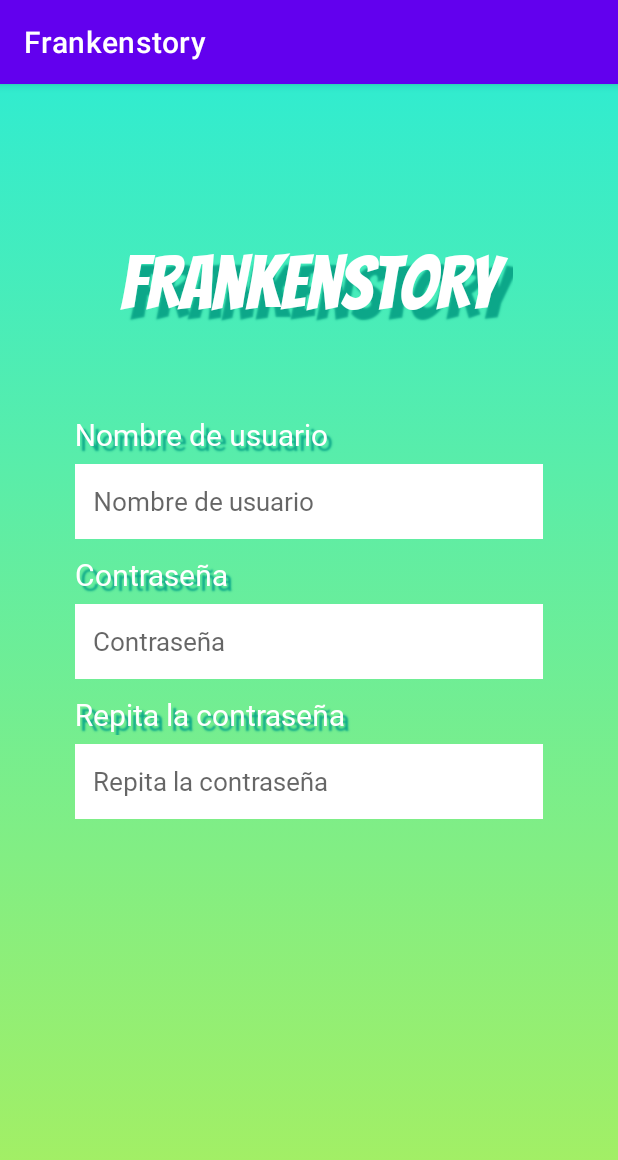
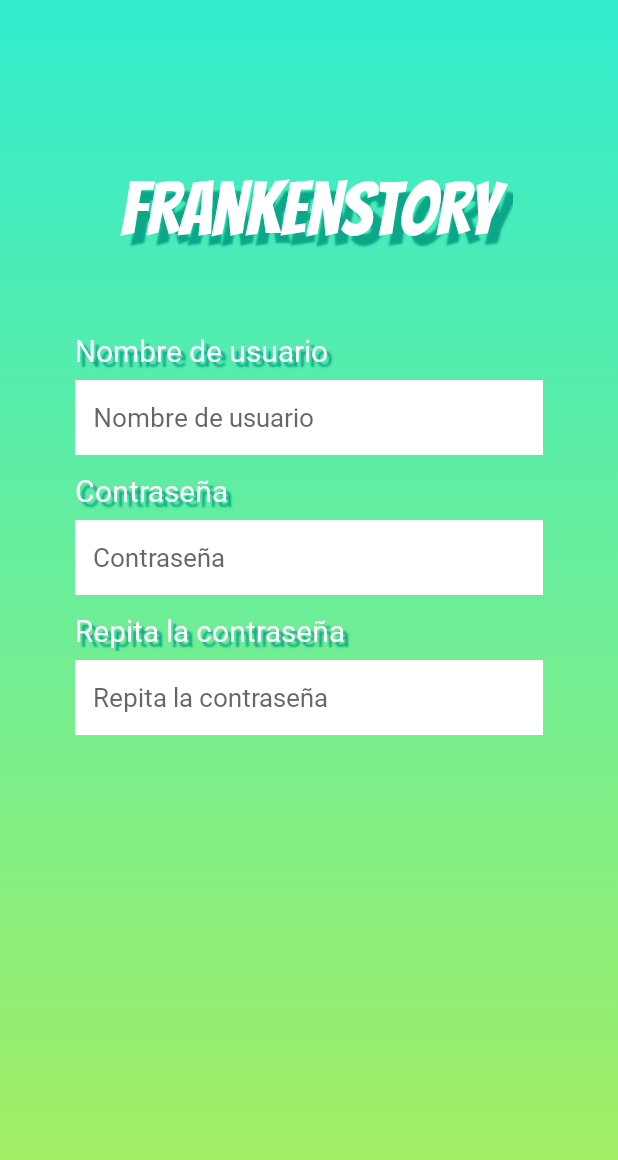
Before and after one commit to UNIZAR-30226-2022-04/Android, an Android app: the screen it shows after launch (MainActivity), on a phone screen of 412 x 824 dp. Shown: the top 1160 px of the screen. Run offline under Robolectric (Android 15) with nearby library versions, the phone set to English and light mode, and no system bars.

Commit message:
Cambio tipografias y pantalla completa

```diff
--- a/Frankenstory/app/src/main/java/es/unizar/eina/frankenstory/MainActivity.java
+++ b/Frankenstory/app/src/main/java/es/unizar/eina/frankenstory/MainActivity.java
@@ -2,7 +2,12 @@ package es.unizar.eina.frankenstory;
 
 import androidx.appcompat.app.AppCompatActivity;
 
+import android.app.Activity;
+import android.os.Build;
 import android.os.Bundle;
+import android.view.View;
+import android.view.inputmethod.InputMethodManager;
+import android.widget.EditText;
 
 public class MainActivity extends AppCompatActivity {
 
@@ -11,4 +16,23 @@ public class MainActivity extends AppCompatActivity {
         super.onCreate(savedInstanceState);
         setContentView(R.layout.activity_main);
     }
+
+    // Para ocultar Navigation bar y lo de arriba.
+    @Override
+    public void onWindowFocusChanged(boolean hasFocus) {
+        super.onWindowFocusChanged(hasFocus);
+        //This is used to hide/show 'Status Bar' & 'System Bar'. Swip bar to get it as visible.
+        View decorView = getWindow().getDecorView();
+        if (hasFocus) {
+            decorView.setSystemUiVisibility(
+                    View.SYSTEM_UI_FLAG_LAYOUT_STABLE
+                            | View.SYSTEM_UI_FLAG_LAYOUT_HIDE_NAVIGATION
+                            | View.SYSTEM_UI_FLAG_LAYOUT_FULLSCREEN
+                            | View.SYSTEM_UI_FLAG_HIDE_NAVIGATION
+                            | View.SYSTEM_UI_FLAG_FULLSCREEN
+                            | View.SYSTEM_UI_FLAG_IMMERSIVE_STICKY
+                            );
+        }
+    }
+
 }
--- a/Frankenstory/app/src/main/res/drawable/gradient_background.xml
+++ b/Frankenstory/app/src/main/res/drawable/gradient_background.xml
@@ -6,8 +6,8 @@
         <shape>
 
             <gradient android:angle="90"
-                android:startColor="#AAEF5E"
-                android:endColor="#31ECCF"
+                android:startColor="@color/degradado_abajo"
+                android:endColor="@color/degradado_arriba"
                 android:type="linear" />
 
         </shape>
--- a/Frankenstory/app/src/main/res/layout/activity_main.xml
+++ b/Frankenstory/app/src/main/res/layout/activity_main.xml
@@ -10,7 +10,7 @@
     <TextView
         android:layout_width="wrap_content"
         android:layout_height="wrap_content"
-        android:fontFamily="@font/Bangers_Regular"
+        android:fontFamily="@font/bangers_regular"
         android:shadowColor="@color/verde_letras"
         android:shadowDx="10"
         android:shadowDy="10"
@@ -35,7 +35,7 @@
         <TextView
             android:layout_width="wrap_content"
             android:layout_height="wrap_content"
-            android:fontFamily="@font/Arial_Bold"
+            android:fontFamily="@font/arial_regular"
             android:shadowColor="@color/verde_letras"
             android:shadowDx="5"
             android:shadowDy="5"
@@ -50,15 +50,15 @@
             android:background="@color/white"
             android:inputType="text"
             android:textSize="17sp"
-            android:fontFamily="@font/Arial_Regular"
+            android:fontFamily="@font/arial_regular"
             android:hint="Nombre de usuario"
             android:paddingStart="12dp"
-            android:layout_marginTop="6dp"/>
+            android:layout_marginTop="6dp" />
         <!---Contraseña-->
         <TextView
             android:layout_width="wrap_content"
             android:layout_height="wrap_content"
-            android:fontFamily="@font/Arial_Bold"
+            android:fontFamily="@font/arial_bold"
             android:shadowColor="@color/verde_letras"
             android:shadowDx="5"
             android:shadowDy="5"
@@ -72,9 +72,9 @@
             android:layout_width="match_parent"
             android:layout_height="50dp"
             android:background="@color/white"
-            android:inputType="text"
+            android:inputType="textPassword"
             android:textSize="17sp"
-            android:fontFamily="@font/Arial_Regular"
+            android:fontFamily="@font/arial_regular"
             android:hint="Contraseña"
             android:paddingStart="12dp"
             android:layout_marginTop="6dp"/>
@@ -82,7 +82,7 @@
         <TextView
             android:layout_width="wrap_content"
             android:layout_height="wrap_content"
-            android:fontFamily="@font/Arial_Bold"
+            android:fontFamily="@font/arial_bold"
             android:shadowColor="@color/verde_letras"
             android:shadowDx="5"
             android:shadowDy="5"
@@ -96,9 +96,9 @@
             android:layout_width="match_parent"
             android:layout_height="50dp"
             android:background="@color/white"
-            android:inputType="text"
+            android:inputType="textPassword"
             android:textSize="17sp"
-            android:fontFamily="@font/Arial_Regular"
+            android:fontFamily="@font/arial_regular"
             android:hint="Repita la contraseña"
             android:paddingStart="12dp"
             android:layout_marginTop="6dp"/>
--- a/Frankenstory/app/src/main/res/values/colors.xml
+++ b/Frankenstory/app/src/main/res/values/colors.xml
@@ -8,5 +8,7 @@
     <color name="black">#FF000000</color>
     <color name="white">#FFFFFFFF</color>
     <!---Creados-->
+    <color name="degradado_arriba">#31ECCF</color>
+    <color name="degradado_abajo">#AAEF5E</color>
     <color name="verde_letras">#0ca789</color>
 </resources>
--- a/Frankenstory/app/src/main/res/values/themes.xml
+++ b/Frankenstory/app/src/main/res/values/themes.xml
@@ -1,9 +1,9 @@
 <resources xmlns:tools="http://schemas.android.com/tools">
     <!-- Base application theme. -->
-    <style name="Theme.Frankenstory" parent="Theme.MaterialComponents.DayNight.DarkActionBar">
+    <style name="Theme.Frankenstory" parent="Theme.MaterialComponents.DayNight.NoActionBar">
         <!-- Primary brand color. -->
-        <item name="colorPrimary">@color/purple_500</item>
-        <item name="colorPrimaryVariant">@color/purple_700</item>
+        <item name="colorPrimary">@color/degradado_abajo</item>
+        <item name="colorPrimaryVariant">@color/degradado_arriba</item>
         <item name="colorOnPrimary">@color/white</item>
         <!-- Secondary brand color. -->
         <item name="colorSecondary">@color/teal_200</item>
```
Also changed, not shown: Frankenstory/app/src/main/res/font/bangers_regular.ttf (renamed from Frankenstory/app/src/main/res/font/Bangers_Regular.ttf), 4 other files.
